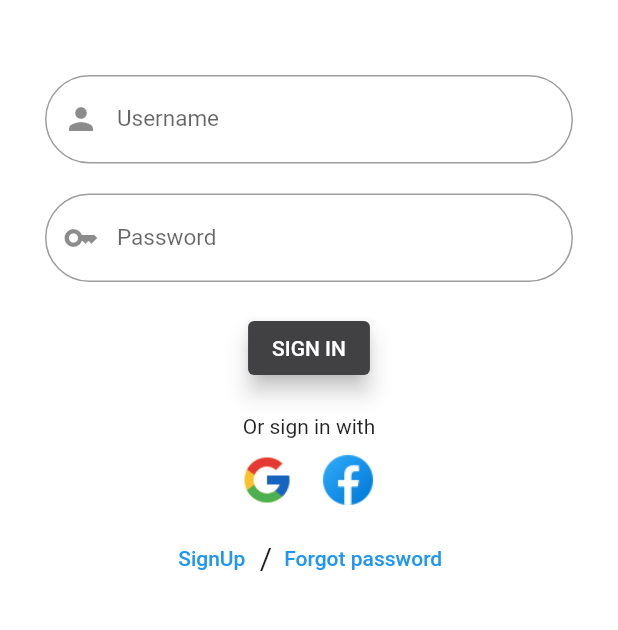
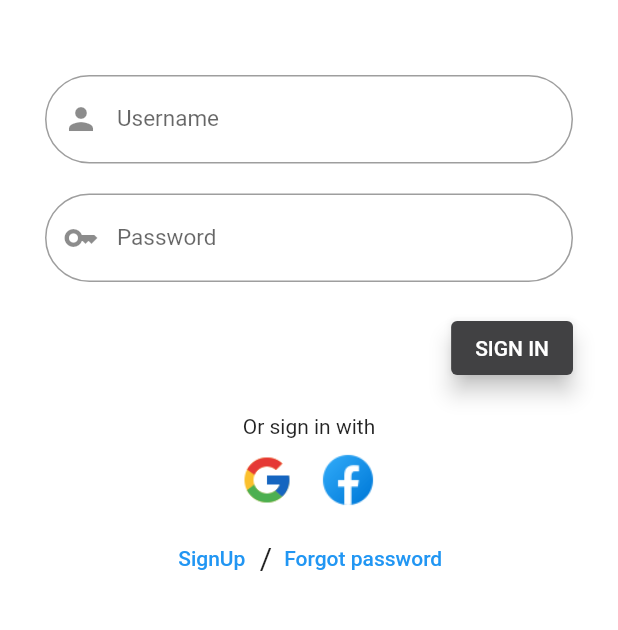
Before and after one commit to Alto-b/TRAVELISTA, a Flutter app: the screen it shows after launch, on a phone screen of 412 x 824 dp, the part 396-1026 px from its top. Run offline on Flutter 3.47's test engine with Material 2 defaults, Android fonts, the phone set to English and light mode, and no system bars; our stand-ins replace google_fonts, shared_preferences; network calls fail.

Commit message:
SplashScreen updated

```diff
--- a/lib/Pages/login_page.dart
+++ b/lib/Pages/login_page.dart
@@ -86,7 +86,9 @@ class LoginPage extends StatelessWidget {
               ),
         //sign in button
         SizedBox(height: 20),
-        ElevatedButton(
+        Align(
+          alignment: Alignment.centerRight,
+          child: ElevatedButton(
               style: ButtonStyle(elevation: MaterialStateProperty.all(6),
                 backgroundColor: MaterialStateProperty.all(Color.fromARGB(255, 65, 65, 67)),
 
@@ -96,6 +98,7 @@ class LoginPage extends StatelessWidget {
             onPressed: (){
               checkLogin(context);
             }, child: Text("SIGN IN")),
+        ),
 
           //alternative sign in
           SizedBox(height: 20),
```
Also changed, not shown: lib/Pages/splash.dart (+2 -37 lines). Lines whose indentation alone changed are shown as unchanged.
